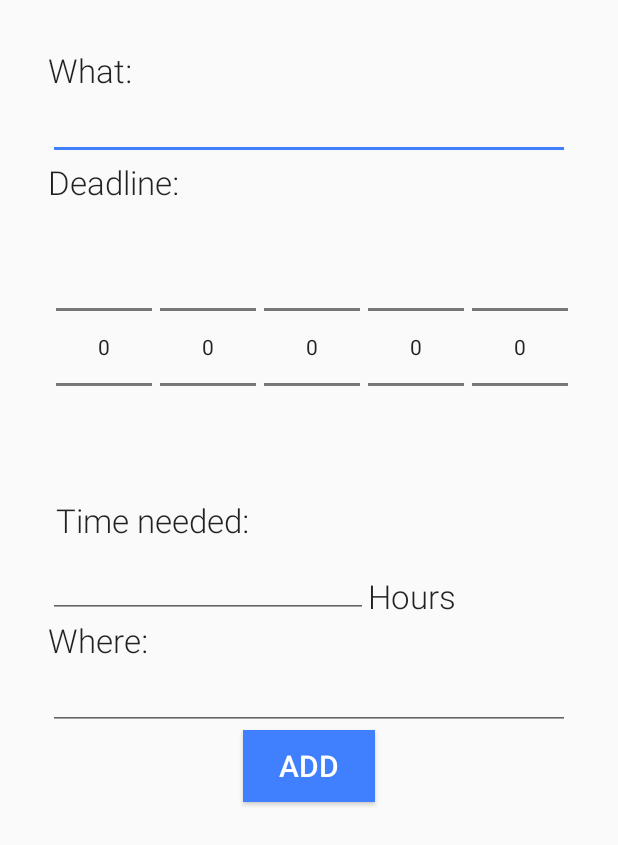
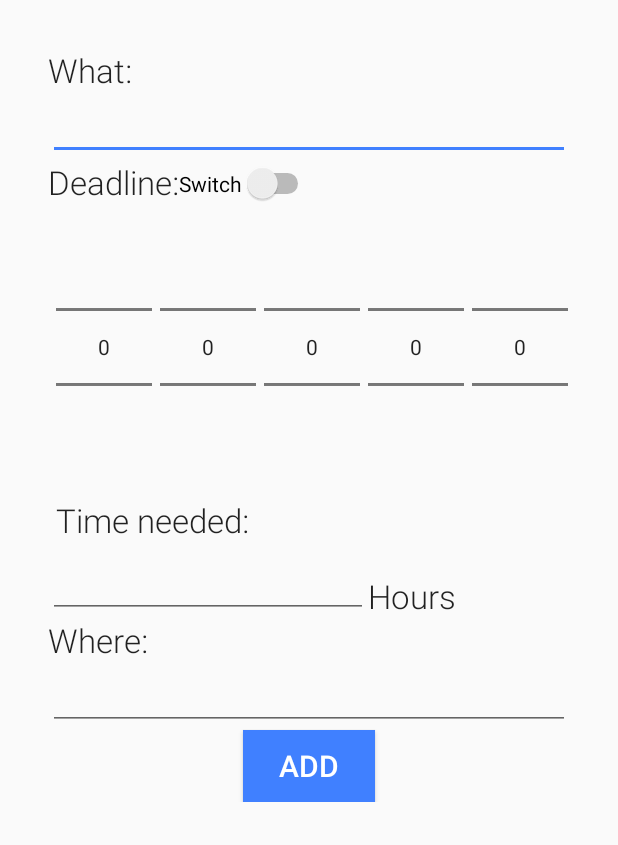
Before and after one commit to RunzeZheng/autoPlanner, an Android app: the layout content_new_task.xml on its own in the app's theme, with its tools: preview values and no code run, on a phone screen of 412 x 824 dp. Shown: the top 845 px of the screen. Run offline under Robolectric (Android 15) with nearby library versions, the phone set to English and light mode, and no system bars.

Commit message:
Runze Zheng

```diff
--- a/app/src/main/AndroidManifest.xml
+++ b/app/src/main/AndroidManifest.xml
@@ -24,7 +24,6 @@
             android:theme="@style/AppTheme.NoActionBar">
             <intent-filter>
                 <action android:name="android.intent.action.MAIN" />
-
                 <category android:name="android.intent.category.LAUNCHER" />
             </intent-filter>
         </activity>
--- a/app/src/main/java/com/autoplanner/DetailView.java
+++ b/app/src/main/java/com/autoplanner/DetailView.java
@@ -52,6 +52,9 @@ public class DetailView extends AppCompatActivity implements NavigationView.OnNa
         if (drawer.isDrawerOpen(GravityCompat.START)) {
             drawer.closeDrawer(GravityCompat.START);
         } else {
+            Intent mainIntent = new Intent(this.getApplicationContext(), AllTasksView.class);
+            startActivity(mainIntent);
+            finish();
             super.onBackPressed();
         }
     }
--- a/app/src/main/java/com/autoplanner/DividerItemDecoration.java
+++ b/app/src/main/java/com/autoplanner/DividerItemDecoration.java
@@ -20,7 +20,7 @@ public class DividerItemDecoration extends RecyclerView.ItemDecoration {
     public void getItemOffsets(Rect outRect, View view, RecyclerView parent, RecyclerView.State state) {
         super.getItemOffsets(outRect, view, parent, state);
 
-        if (parent.getChildAdapterPosition(view) != 0) {
+        if (parent.getChildAdapterPosition(view) >= 0) {
             if (verticalOrientation) {
                 outRect.set(10, 20, 20, 10);
             }
--- a/app/src/main/java/com/autoplanner/sorter.java
+++ b/app/src/main/java/com/autoplanner/sorter.java
@@ -31,7 +31,7 @@ public class Sorter {
 
         //duration to milliseconds
         duration = t.getDuration();
-        double durationInMilliseconds =(double) duration * 3600000;
+        double durationInMilliseconds = duration * 3600000;
         t.setDurationMilli(durationInMilliseconds);
 
         long deadlineTimeInMillis = deadlineDate.getTime();
--- a/app/src/main/res/layout/content_new_task.xml
+++ b/app/src/main/res/layout/content_new_task.xml
@@ -1,5 +1,5 @@
 <?xml version="1.0" encoding="utf-8"?>
-<RelativeLayout xmlns:android="http://schemas.android.com/apk/res/android"
+<ScrollView xmlns:android="http://schemas.android.com/apk/res/android"
     xmlns:app="http://schemas.android.com/apk/res-auto"
     xmlns:tools="http://schemas.android.com/tools"
     android:layout_width="match_parent"
@@ -107,7 +107,7 @@
         <EditText
             android:layout_width="wrap_content"
             android:layout_height="wrap_content"
-            android:inputType="textMultiLine"
+            android:inputType="numberDecimal"
             android:ems="10"
             android:id="@+id/durationText"
             android:layout_below="@+id/duration" />
@@ -152,5 +152,13 @@
             android:textColor="#ffffff"
             android:textSize="20dp"/>
 
+        <Switch
+            android:text="Switch"
+            android:layout_width="wrap_content"
+            android:layout_height="wrap_content"
+            android:layout_alignBottom="@+id/deadline"
+            android:layout_toEndOf="@+id/deadline"
+            android:id="@+id/typeSwitch" />
+
     </RelativeLayout>
-</RelativeLayout>
+</ScrollView>
--- a/app/src/main/res/layout/recyclerview_item_row.xml
+++ b/app/src/main/res/layout/recyclerview_item_row.xml
@@ -6,7 +6,9 @@
     android:clickable="true"
     android:showDividers="middle|beginning|end|none"
     android:layoutMode="opticalBounds"
-    android:elevation="3dp">
+    android:elevation="5dp"
+    android:padding="5dp"
+    android:layout_margin="6dp">
 
     <TextView
         android:id="@+id/item_description"
```
Also changed, not shown: app/src/main/java/com/autoplanner/AllTasksView.java (+8 -3 lines), app/src/main/java/com/autoplanner/NewTask.java (+8 -4 lines).
